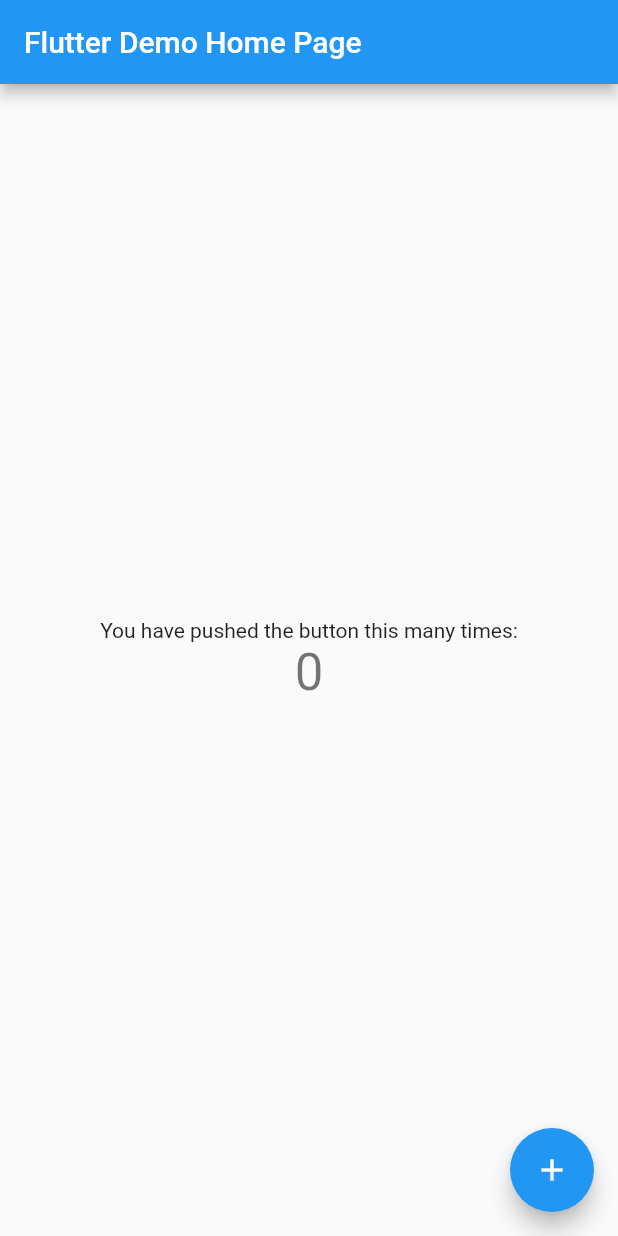
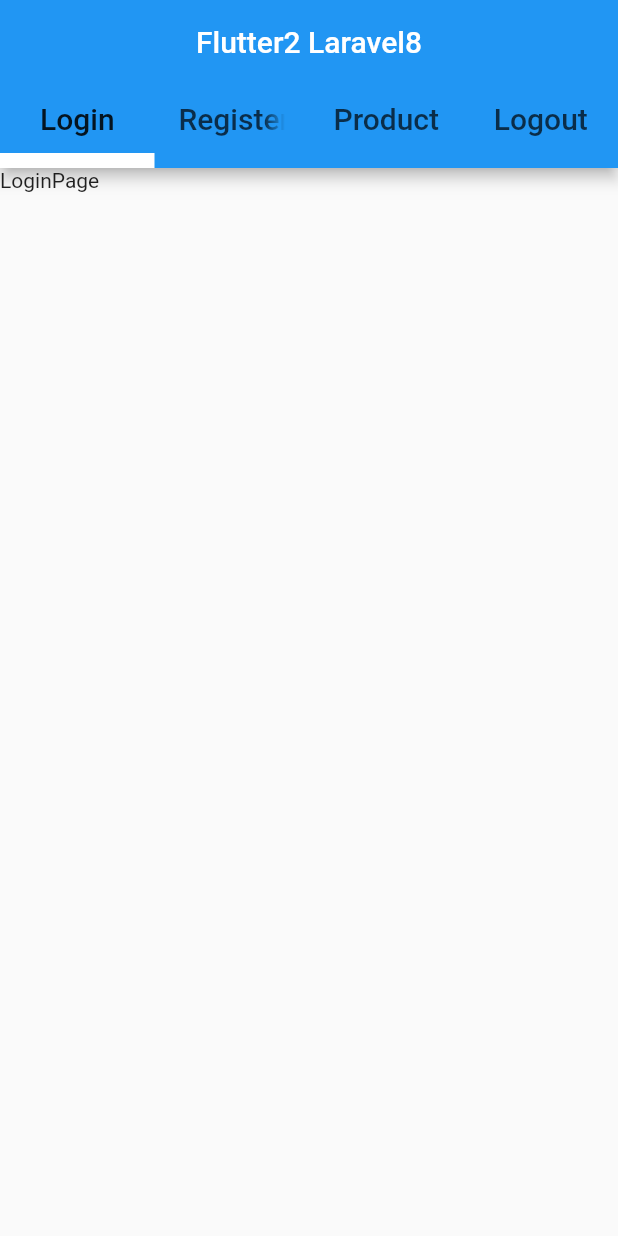
Before and after one commit to patipark/flutter2laravel8, a Flutter app: the screen it shows after launch, on a phone screen of 412 x 824 dp. Run offline on Flutter 3.47's test engine with Material 2 defaults, Android fonts, the phone set to English and light mode, and no system bars.

Commit message:
สร้างหน้า เปล่าๆ ไว้ 4 หน้า ไว้ใน TabBarView ซึ่งมี Login,Register,Product,Logout

```diff
--- a/lib/main.dart
+++ b/lib/main.dart
@@ -1,4 +1,5 @@
 import 'package:flutter/material.dart';
+import 'package:flutter2laravel8/screens/root.page.dart';
 
 void main() {
   runApp(MyApp());
@@ -9,7 +10,7 @@
   @override
   Widget build(BuildContext context) {
     return MaterialApp(
-      title: 'Flutter Demo',
+      title: 'Flutter2 call Laravel8 api',
       theme: ThemeData(
         // This is the theme of your application.
         //
@@ -22,92 +23,92 @@
         // is not restarted.
         primarySwatch: Colors.blue,
       ),
-      home: MyHomePage(title: 'Flutter Demo Home Page'),
+      home: RootPage(),
     );
   }
 }
 
-class MyHomePage extends StatefulWidget {
-  MyHomePage({Key? key, required this.title}) : super(key: key);
+// class MyHomePage extends StatefulWidget {
+//   MyHomePage({Key? key, required this.title}) : super(key: key);
 
-  // This widget is the home page of your application. It is stateful, meaning
-  // that it has a State object (defined below) that contains fields that affect
-  // how it looks.
+//   // This widget is the home page of your application. It is stateful, meaning
+//   // that it has a State object (defined below) that contains fields that affect
+//   // how it looks.
 
-  // This class is the configuration for the state. It holds the values (in this
-  // case the title) provided by the parent (in this case the App widget) and
-  // used by the build method of the State. Fields in a Widget subclass are
-  // always marked "final".
+//   // This class is the configuration for the state. It holds the values (in this
+//   // case the title) provided by the parent (in this case the App widget) and
+//   // used by the build method of the State. Fields in a Widget subclass are
+//   // always marked "final".
 
-  final String title;
+//   final String title;
 
-  @override
-  _MyHomePageState createState() => _MyHomePageState();
-}
+//   @override
+//   _MyHomePageState createState() => _MyHomePageState();
+// }
 
-class _MyHomePageState extends State<MyHomePage> {
-  int _counter = 0;
+// class _MyHomePageState extends State<MyHomePage> {
+//   int _counter = 0;
 
-  void _incrementCounter() {
-    setState(() {
-      // This call to setState tells the Flutter framework that something has
-      // changed in this State, which causes it to rerun the build method below
-      // so that the display can reflect the updated values. If we changed
-      // _counter without calling setState(), then the build method would not be
-      // called again, and so nothing would appear to happen.
-      _counter++;
-    });
-  }
+//   void _incrementCounter() {
+//     setState(() {
+//       // This call to setState tells the Flutter framework that something has
+//       // changed in this State, which causes it to rerun the build method below
+//       // so that the display can reflect the updated values. If we changed
+//       // _counter without calling setState(), then the build method would not be
+//       // called again, and so nothing would appear to happen.
+//       _counter++;
+//     });
+//   }
 
-  @override
-  Widget build(BuildContext context) {
-    // This method is rerun every time setState is called, for instance as done
-    // by the _incrementCounter method above.
-    //
-    // The Flutter framework has been optimized to make rerunning build methods
-    // fast, so that you can just rebuild anything that needs updating rather
-    // than having to individually change instances of widgets.
-    return Scaffold(
-      appBar: AppBar(
-        // Here we take the value from the MyHomePage object that was created by
-        // the App.build method, and use it to set our appbar title.
-        title: Text(widget.title),
-      ),
-      body: Center(
-        // Center is a layout widget. It takes a single child and positions it
-        // in the middle of the parent.
-        child: Column(
-          // Column is also a layout widget. It takes a list of children and
-          // arranges them vertically. By default, it sizes itself to fit its
-          // children horizontally, and tries to be as tall as its parent.
-          //
-          // Invoke "debug painting" (press "p" in the console, choose the
-          // "Toggle Debug Paint" action from the Flutter Inspector in Android
-          // Studio, or the "Toggle Debug Paint" command in Visual Studio Code)
-          // to see the wireframe for each widget.
-          //
-          // Column has various properties to control how it sizes itself and
-          // how it positions its children. Here we use mainAxisAlignment to
-          // center the children vertically; the main axis here is the vertical
-          // axis because Columns are vertical (the cross axis would be
-          // horizontal).
-          mainAxisAlignment: MainAxisAlignment.center,
-          children: <Widget>[
-            Text(
-              'You have pushed the button this many times:',
-            ),
-            Text(
-              '$_counter',
-              style: Theme.of(context).textTheme.headline4,
-            ),
-          ],
-        ),
-      ),
-      floatingActionButton: FloatingActionButton(
-        onPressed: _incrementCounter,
-        tooltip: 'Increment',
-        child: Icon(Icons.add),
-      ), // This trailing comma makes auto-formatting nicer for build methods.
-    );
-  }
-}
+//   @override
+//   Widget build(BuildContext context) {
+//     // This method is rerun every time setState is called, for instance as done
+//     // by the _incrementCounter method above.
+//     //
+//     // The Flutter framework has been optimized to make rerunning build methods
+//     // fast, so that you can just rebuild anything that needs updating rather
+//     // than having to individually change instances of widgets.
+//     return Scaffold(
+//       appBar: AppBar(
+//         // Here we take the value from the MyHomePage object that was created by
+//         // the App.build method, and use it to set our appbar title.
+//         title: Text(widget.title),
+//       ),
+//       body: Center(
+//         // Center is a layout widget. It takes a single child and positions it
+//         // in the middle of the parent.
+//         child: Column(
+//           // Column is also a layout widget. It takes a list of children and
+//           // arranges them vertically. By default, it sizes itself to fit its
+//           // children horizontally, and tries to be as tall as its parent.
+//           //
+//           // Invoke "debug painting" (press "p" in the console, choose the
+//           // "Toggle Debug Paint" action from the Flutter Inspector in Android
+//           // Studio, or the "Toggle Debug Paint" command in Visual Studio Code)
+//           // to see the wireframe for each widget.
+//           //
+//           // Column has various properties to control how it sizes itself and
+//           // how it positions its children. Here we use mainAxisAlignment to
+//           // center the children vertically; the main axis here is the vertical
+//           // axis because Columns are vertical (the cross axis would be
+//           // horizontal).
+//           mainAxisAlignment: MainAxisAlignment.center,
+//           children: <Widget>[
+//             Text(
+//               'You have pushed the button this many times:',
+//             ),
+//             Text(
+//               '$_counter',
+//               style: Theme.of(context).textTheme.headline4,
+//             ),
+//           ],
+//         ),
+//       ),
+//       floatingActionButton: FloatingActionButton(
+//         onPressed: _incrementCounter,
+//         tooltip: 'Increment',
+//         child: Icon(Icons.add),
+//       ), // This trailing comma makes auto-formatting nicer for build methods.
+//     );
+//   }
+// }
--- /dev/null
+++ b/lib/screens/login.page.dart
@@ -0,0 +1,17 @@
+import 'package:flutter/material.dart';
+
+class LoginPage extends StatefulWidget {
+  LoginPage({Key? key}) : super(key: key);
+
+  @override
+  _LoginPageState createState() => _LoginPageState();
+}
+
+class _LoginPageState extends State<LoginPage> {
+  @override
+  Widget build(BuildContext context) {
+    return Container(
+      child: Text('LoginPage'),
+    );
+  }
+}
--- /dev/null
+++ b/lib/screens/root.page.dart
@@ -0,0 +1,84 @@
+import 'package:flutter/material.dart';
+import 'package:flutter2laravel8/screens/register.page.dart';
+import 'login.page.dart';
+import 'logout.page.dart';
+import 'product.page.dart';
+
+class RootPage extends StatefulWidget {
+  RootPage({Key? key}) : super(key: key);
+
+  @override
+  _RootPageState createState() => _RootPageState();
+}
+
+class _RootPageState extends State<RootPage> {
+  @override
+  void initState() {
+    super.initState();
+    //do stuff here
+  }
+
+  @override
+  Widget build(BuildContext context) {
+    return DefaultTabController(
+      length: 4,
+      child: Scaffold(
+        appBar: AppBar(
+          title: Center(child: Text("Flutter2 Laravel8")),
+          // actions: [
+          //   TextButton(
+          //     child: Text(
+          //       "Login",
+          //       style: TextStyle(
+          //         color: Colors.white,
+          //       ),
+          //     ),
+          //     onPressed: () {
+          //       // Navigator.of(context).pushNamed('/login');
+          //       print('Login');
+          //     },
+          //   ),
+          //   TextButton(
+          //     child: Text(
+          //       "Logout",
+          //       style: TextStyle(
+          //         color: Colors.white,
+          //       ),
+          //     ),
+          //     onPressed: () {
+          //       // Navigator.of(context).pushNamed('/logout');
+          //       print('Logout');
+          //     },
+          //   ),
+          // ],
+          bottom: TabBar(
+            indicatorWeight: 10.0,
+            labelStyle: Theme.of(context).textTheme.headline6,
+            tabs: <Widget>[
+              Tab(
+                text: "Login",
+              ),
+              Tab(
+                text: "Register",
+              ),
+              Tab(
+                text: "Product",
+              ),
+              Tab(
+                text: "Logout",
+              ),
+            ],
+          ),
+        ),
+        body: TabBarView(
+          children: <Widget>[
+            LoginPage(),
+            RegisterPage(),
+            ProductPage(),
+            LoginOut()
+          ],
+        ),
+      ),
+    );
+  }
+}
```
Also changed, not shown: lib/screens/logout.page.dart (added, +17 -0 lines), lib/screens/product.page.dart (added, +17 -0 lines), lib/screens/register.page.dart (added, +17 -0 lines).
